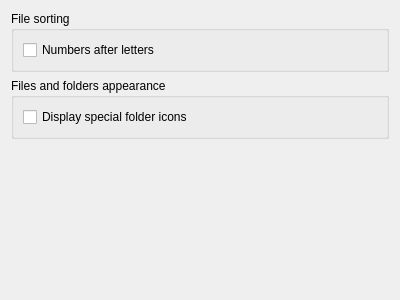
Above: qt-app/src/settings/csettingspageinterface.ui from VioletGiraffe/file-commander before the change. Below: the same form after it.
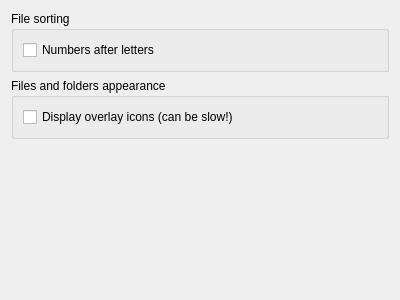
That is the form after the change.

Commit message: CIconProvider - radical icon retrieval speed improvement on Windows

Diff of the .ui file:
```diff
--- a/qt-app/src/settings/csettingspageinterface.ui
+++ b/qt-app/src/settings/csettingspageinterface.ui
@@ -42,7 +42,7 @@
          <string>Some programs may modify folder icons for their purposes, esp. on Windows. Displaying such icons may be slow.</string>
         </property>
         <property name="text">
-         <string>Display special folder icons</string>
+         <string>Display overlay icons (can be slow!)</string>
         </property>
        </widget>
       </item>
```
The commit also changes 8 other files.
